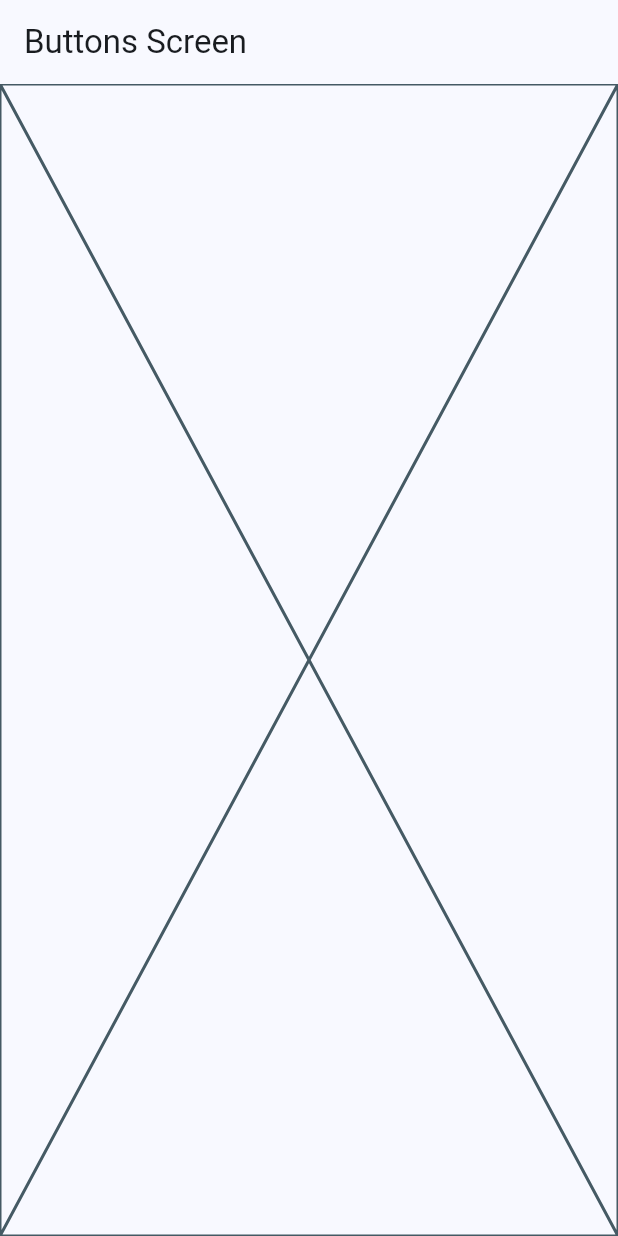
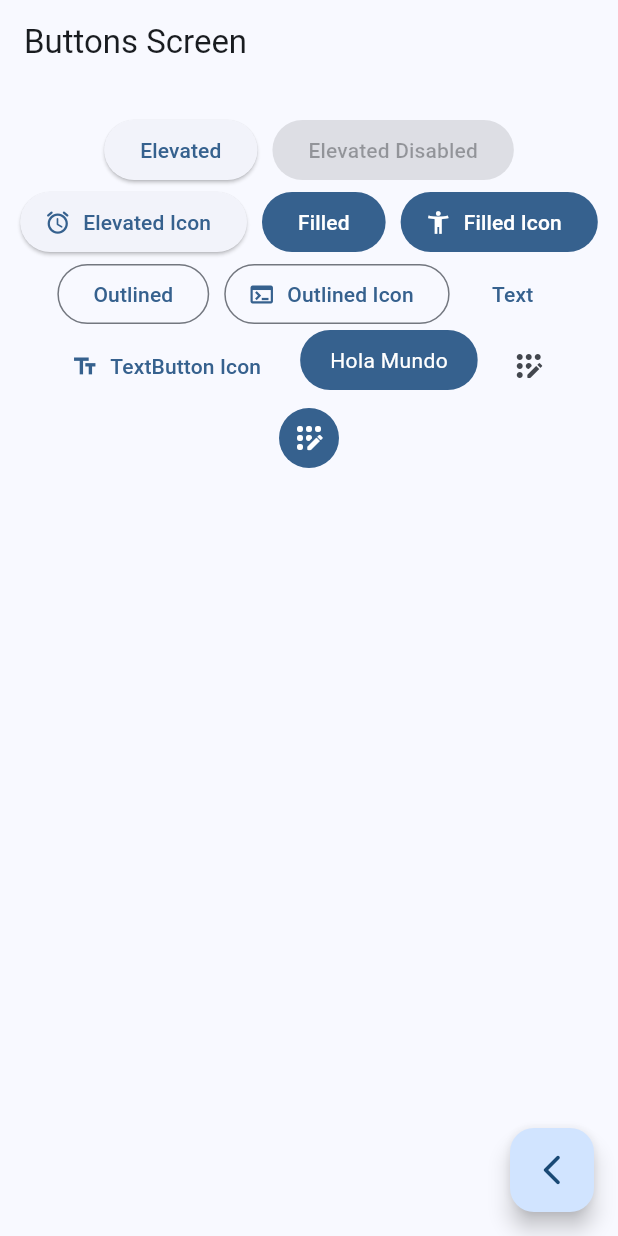
Before and after one commit to Skill4Code/flutter_widgets_app, a Flutter app: the ButtonsScreen screen opened by its route, on a phone screen of 412 x 824 dp. Run offline on Flutter 3.47's test engine with Material 3 defaults, Android fonts, the phone set to English and light mode, and no system bars; our stand-ins replace go_router.

Commit message:
button screen finished

```diff
--- a/lib/presentations/screens/buttons/buttons_screen.dart
+++ b/lib/presentations/screens/buttons/buttons_screen.dart
@@ -1,4 +1,5 @@
 import 'package:flutter/material.dart';
+import 'package:go_router/go_router.dart';
 
 class ButtonsScreen extends StatelessWidget {
 
@@ -12,7 +13,117 @@ static const String name = 'buttons';
       appBar: AppBar(
         title: const Text('Buttons Screen'),
       ),
-      body: const Placeholder(),
+      body: _ButtonsView(),
+      floatingActionButton: FloatingActionButton(
+        child: const Icon(Icons.arrow_back_ios_new_rounded),
+        onPressed: () {
+          context.pop();
+        },
+      ),
     );
   }
 }
+
+class _ButtonsView extends StatelessWidget {
+
+
+  @override
+  Widget build(BuildContext context) {
+
+    final colors = Theme.of(context).colorScheme;
+
+    return SizedBox(
+      width: double.infinity,
+      child: Padding(
+        padding: const EdgeInsets.symmetric(horizontal: 10, vertical: 20),
+        child: Wrap(
+          spacing: 10,
+          alignment: WrapAlignment.center,
+          children: [
+            ElevatedButton(onPressed: () {}, child: const Text(  'Elevated')),
+            const ElevatedButton(onPressed: null, child: Text(  'Elevated Disabled')),
+
+            ElevatedButton.icon(
+              onPressed: () {},
+              icon: const Icon(Icons.access_alarm_rounded),
+              label: Text("Elevated Icon"),
+            ),
+
+            FilledButton(
+              onPressed: () {},
+              child: const Text(  'Filled')
+            ),
+
+            FilledButton.icon(
+              onPressed: () {},
+              label: const Text(  'Filled Icon'),
+              icon: const Icon(Icons.accessibility_new),
+            ),
+
+            OutlinedButton(onPressed: () {}, child: const Text(  'Outlined')),
+            OutlinedButton.icon(
+              onPressed: () {},
+              label: const Text(  'Outlined Icon'),
+              icon: const Icon(Icons.terminal)
+            ),
+
+            TextButton(onPressed: () {}, child: const Text(  'Text')),
+
+            TextButton.icon(
+              onPressed: () {},
+              icon: const Icon(Icons.text_fields),
+              label: const Text(  'TextButton Icon')
+            ),
+
+            const CustomButton(),
+
+
+            IconButton(
+              onPressed: () {},
+              icon: const Icon(Icons.app_registration_rounded),
+            ),
+
+            IconButton(
+              onPressed: () {},
+              icon: const Icon(Icons.app_registration_rounded),
+              style: ButtonStyle(
+                backgroundColor: WidgetStatePropertyAll (colors.primary),
+                iconColor: const WidgetStatePropertyAll(Colors.white),
+              ),
+            ),
+
+
+          ],
+
+        ),
+      ),
+    );
+  }
+}
+
+
+class CustomButton extends StatelessWidget {
+
+  const CustomButton ({super.key});
+
+  @override
+  Widget build(BuildContext context) {
+
+    final colors = Theme.of(context).colorScheme;
+    return ClipRRect(
+      borderRadius: BorderRadius.circular(20),
+      child: Material(
+        color: colors.primary,
+        child: InkWell(
+          onTap: () {
+
+          },
+          child: Padding(
+            padding: const EdgeInsets.symmetric(vertical: 10, horizontal: 20),
+            child: Text("Hola Mundo", style: TextStyle(color: Colors.white) ),
+          ),
+        ),
+      ),
+    );
+  }
+}
--- a/lib/presentations/screens/home/home_screen.dart
+++ b/lib/presentations/screens/home/home_screen.dart
@@ -1,7 +1,6 @@
 import 'package:flutter/material.dart';
 import 'package:go_router/go_router.dart';
 import 'package:widgets_app/config/menu/menu_items.dart';
-import 'package:widgets_app/presentations/screens/cards/cards_screen.dart';
 //import 'package:widgets_app/config/presentations/screens/buttons/buttons_screen.dart';
 
 class HomeScreen extends StatelessWidget {
@@ -75,9 +74,9 @@ class _CustomListTile extends StatelessWidget {
         // Using Named Routes
         //Navigator.pushNamed(context, menuItem.link);
 
-        //context.push(menuItem.link);
+        context.push(menuItem.link);
 
-        context.pushNamed(CardsScreen.name);
+        //context.pushNamed(CardsScreen.name);
 
 
       },
```
